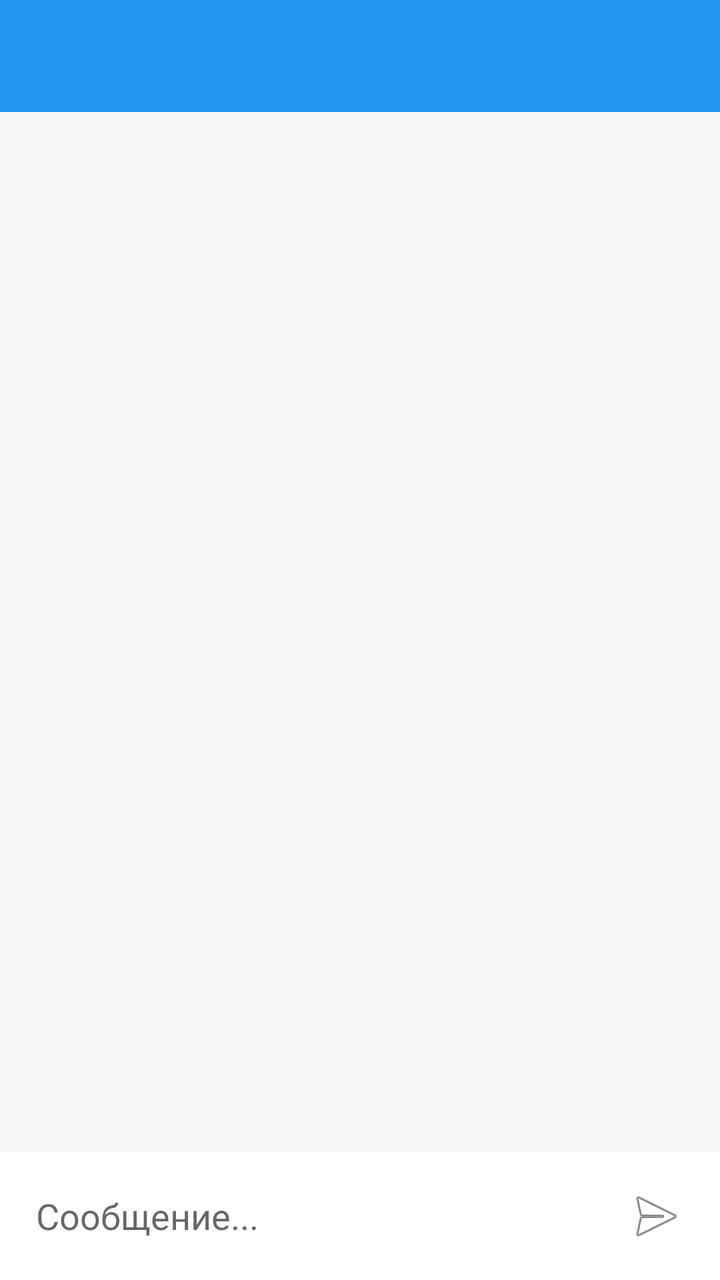
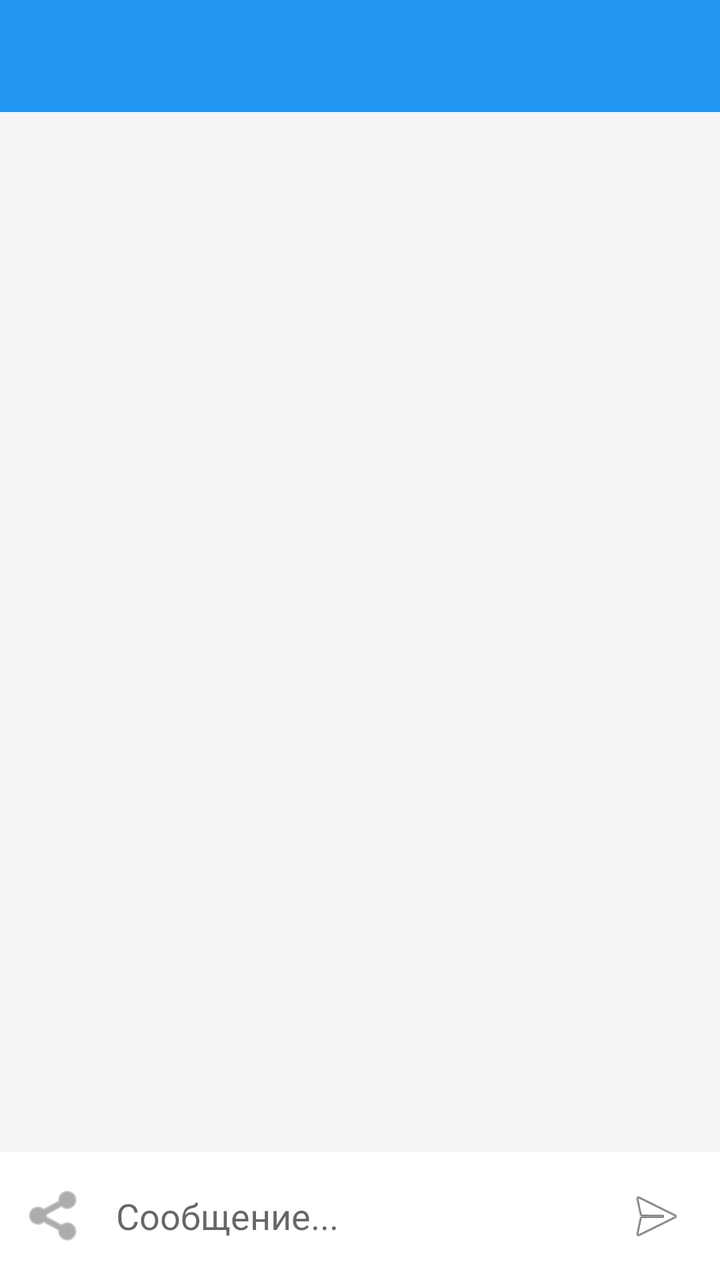

An Android layout rendered at two revisions. The XML below is the earlier revision; the diff shows what the commit changed to produce the second picture.
<!-- AndroidManifest.xml: application theme Theme.MailLis -->
<!-- res/layout/activity_chat.xml -->
<?xml version="1.0" encoding="utf-8"?>
<LinearLayout
    xmlns:android="http://schemas.android.com/apk/res/android"
    xmlns:app="http://android.com"
    xmlns:tools="http://android.com"
    android:layout_width="match_parent"
    android:layout_height="match_parent"
    android:orientation="vertical"
    android:background="#F5F5F5"
    android:fitsSystemWindows="true"
    tools:ignore="HardcodedText,Autofill">









    
    <androidx.appcompat.widget.Toolbar
        android:id="@+id/toolbarChat"
        android:layout_width="match_parent"
        android:layout_height="56dp"
        android:background="#2196F3"
        app:titleTextColor="#FFFFFF"  />


    
    <androidx.recyclerview.widget.RecyclerView
        android:id="@+id/recyclerViewMessages"
        android:layout_width="match_parent"
        android:layout_height="0dp"
        android:layout_weight="1"
        android:paddingTop="12dp"
        android:paddingBottom="8dp"
        android:clipToPadding="false"
        android:scrollbars="vertical" />

    
    <LinearLayout
        android:layout_width="match_parent"
        android:layout_height="wrap_content"
        android:orientation="horizontal"
        android:padding="8dp"
        android:background="#FFFFFF"
        android:gravity="center_vertical">

        <EditText
            android:id="@+id/editTextMessage"
            android:layout_width="0dp"
            android:layout_height="wrap_content"
            android:layout_weight="1"
            android:hint="Cообщение..."
            android:inputType="textLongMessage|textMultiLine"
            android:maxLines="4"
            android:background="@android:color/transparent"
            android:padding="10dp" />

        <ImageButton
            android:id="@+id/buttonSendMessage"
            android:layout_width="48dp"
            android:layout_height="48dp"
            android:background="?attr/selectableItemBackgroundBorderless"
            android:contentDescription="Отправить"
            android:src="@android:drawable/ic_menu_send" />
    </LinearLayout>
</LinearLayout>
<!-- resources referenced by this layout -->
<resources>
  <style name="Theme.MailLis" parent="Theme.MaterialComponents.Light.DarkActionBar">
          
          <item name="colorPrimary">#2196F3</item>
          <item name="colorPrimaryVariant">#1976D2</item>
          <item name="colorOnPrimary">#FFFFFF</item>
          <item name="android:windowBackground">#FFFFFF</item>
          
          <item name="android:windowLightStatusBar">true</item>
      </style>
</resources>

<!-- the commit's change to res/layout/activity_chat.xml (unified diff, before → after) -->
@@ -2,6 +2,7 @@
 <LinearLayout
     xmlns:android="http://schemas.android.com/apk/res/android"
     xmlns:app="http://android.com"
+    xmlns:app2="http://schemas.android.com/apk/res-auto"
     xmlns:tools="http://android.com"
     android:layout_width="match_parent"
     android:layout_height="match_parent"
@@ -10,21 +11,13 @@
     android:fitsSystemWindows="true"
     tools:ignore="HardcodedText,Autofill">
 
-
-
-
-
-
-
-
-
     
     <androidx.appcompat.widget.Toolbar
         android:id="@+id/toolbarChat"
         android:layout_width="match_parent"
         android:layout_height="56dp"
         android:background="#2196F3"
-        app:titleTextColor="#FFFFFF"  />
+        app:titleTextColor="#FFFFFF" />
 
 
     
@@ -47,6 +40,16 @@
         android:background="#FFFFFF"
         android:gravity="center_vertical">
 
+        
+        <ImageButton
+            android:id="@+id/buttonAttachFile"
+            android:layout_width="40dp"
+            android:layout_height="40dp"
+            android:background="?attr/selectableItemBackgroundBorderless"
+            android:src="@android:drawable/ic_menu_share"
+            android:contentDescription="Прикрепить фото"
+            app2:tint="#757575" />
+
         <EditText
             android:id="@+id/editTextMessage"
             android:layout_width="0dp"
